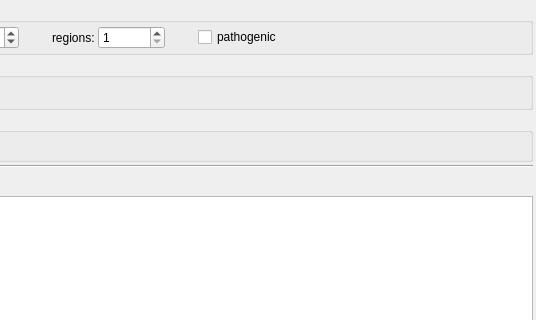
Old version of the form src/GSvar/CnvSearchWidget.ui in the repository imgag/ngs-bits; both pictures show x 664 to 1200 and y 0 to 320 of the 1200 by 1000 pixel window.
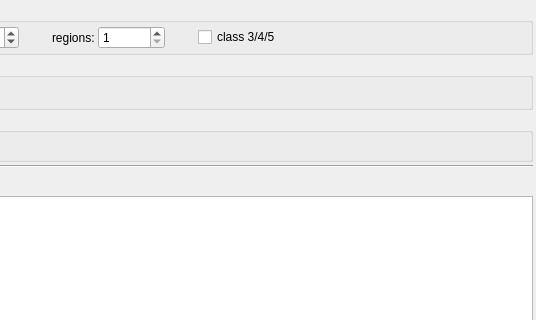
New version of the form. Custom widgets are drawn as their Qt base class.

Patch:
```diff
--- a/src/GSvar/CnvSearchWidget.ui
+++ b/src/GSvar/CnvSearchWidget.ui
@@ -202,7 +202,7 @@
          <string>Show only CNVs with class 4/5.</string>
         </property>
         <property name="text">
-         <string>pathogenic</string>
+         <string>class 3/4/5</string>
         </property>
        </widget>
       </item>
```
Left out of the diff: 2 changed lines with no effect on the pictures.
